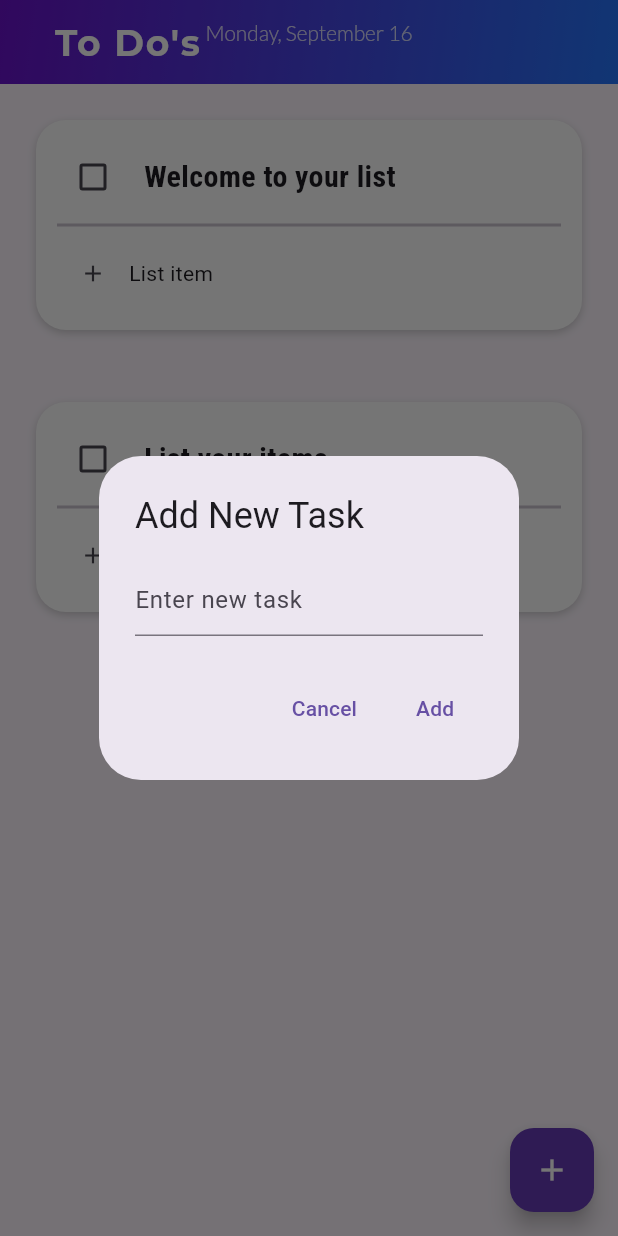
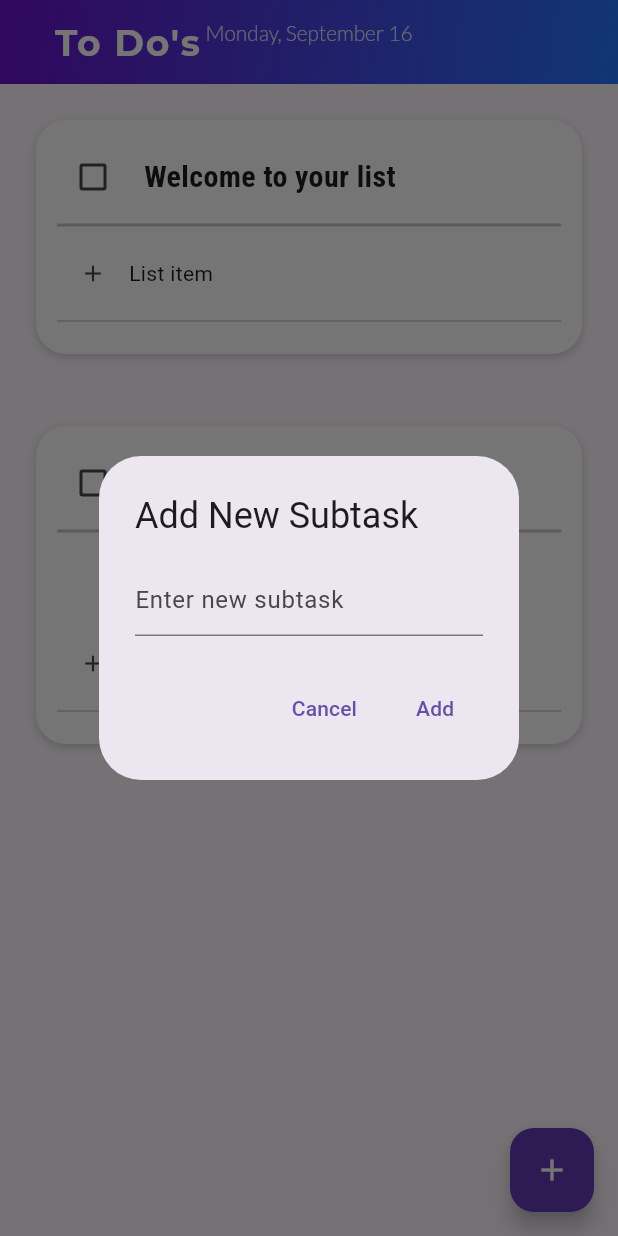
Before and after one commit to pickachuuu/to_do_list, a Flutter app: the screen it shows after launch, after a tap on the "delete" icon, after a tap on the "add" icon, on a phone screen of 412 x 824 dp. Run offline on Flutter 3.47's test engine with Material 3 defaults, Android fonts, the phone set to English and light mode, and no system bars; our stand-ins replace google_fonts, hive_flutter; accounts and stored records are empty.

Commit message:
feat: implented checking of subtask while maintaining order and fixed a bug of the nestedList structure

```diff
--- a/lib/data/database.dart
+++ b/lib/data/database.dart
@@ -1,37 +1,24 @@
 import 'package:hive_flutter/hive_flutter.dart';
 class ToDoDatabase{
-    List tileVal = [];
+    List<dynamic> tileVal = [];
     final _myBox = Hive.box('mybox');
 
     void createInitialData() {
       tileVal = [
-        ["Welcome to your list", false, <String>[]],
-        ["List your items", false, <String>["Your task"]]
+        ["Welcome to your list", false, [["Incomplete task", false]]],
+         ["second list", false, [["Complete task", false]]]
       ];
     }
 
-    void loadData(){
-      tileVal = _myBox.get("TODOLIST");
+    void loadData() {
+      final retrievedData = _myBox.get("TODOLIST");
+      print("Retrieved data: $retrievedData"); // Add this line
+       tileVal = retrievedData is List<dynamic> ? retrievedData : [];
+       print("Retrieved tile: $tileVal");
     }
 
     void updateData(){
       _myBox.put("TODOLIST", tileVal);
     }
 
-
-    void updateSubtask(String taskName, String newSubtask, {int index = -1}) {
-    int taskIndex = tileVal.indexWhere((element) => element[0] == taskName);
-
-    if (taskIndex != -1) {
-      if (index != null) {
-        tileVal[taskIndex][2][index] = newSubtask;
-      } else {
-        tileVal[taskIndex][2].add(newSubtask);
-      }
-
-      updateData();
-    } else {
-      print('Task not found: $taskName'); // Handle the case where the task doesn't exist
-    }
-  }
 }
--- a/lib/pages/main_page.dart
+++ b/lib/pages/main_page.dart
@@ -28,6 +28,8 @@ class _HomePageState extends State<HomePage> {
     } else {
       db.loadData();
     }
+
+
     super.initState();
   }
 
@@ -50,7 +52,7 @@ class _HomePageState extends State<HomePage> {
   // Save new task
   void saveNewTask() {
     setState(() {
-      db.tileVal.add([_controller.text, false, <String>[]]);
+      db.tileVal.add([_controller.text, false, []]);
     });
     Navigator.of(context).pop();
     db.updateData();
--- a/lib/util/list_tile.dart
+++ b/lib/util/list_tile.dart
@@ -6,10 +6,10 @@ import 'package:hive_flutter/hive_flutter.dart';
 class TaskTile extends StatefulWidget {
   final String taskName;
   final bool isSelected;
-  final List<String> taskList;
+  final List<dynamic> taskList;
   final Function(bool?)? onChanged;
 
-  const TaskTile({
+  TaskTile({
     super.key,
     required this.taskName,
     required this.isSelected,
@@ -30,17 +30,16 @@ class _TaskTileState extends State<TaskTile> {
   @override
   void initState() {
     super.initState();
-
   }
 
   void _addSubtask() {
     showDialog(
       context: context,
       builder: (context) => AlertDialog(
-      title: const Text('Add New Task'),
+        title: const Text('Add New Subtask'),
         content: TextField(
           controller: _newTaskController,
-        decoration: const InputDecoration(hintText: 'Enter new task'),
+          decoration: const InputDecoration(hintText: 'Enter new subtask'),
         ),
         actions: [
           TextButton(
@@ -51,10 +50,8 @@ void _addSubtask() {
             onPressed: () {
               if (_newTaskController.text.isNotEmpty) {
                 setState(() {
-                widget.taskList.add(_newTaskController.text);
-                db.updateSubtask(widget.taskName, _newTaskController.text);
+                  widget.taskList.add([_newTaskController.text, false]);
                   _newTaskController.clear();
-
                 });
               }
               Navigator.pop(context);
@@ -67,14 +64,15 @@ void _addSubtask() {
   }
 
   void _editSubtask(int index) {
-    _editController.text = widget.taskList[index];
+    _editController.text = widget.taskList[index][1]; // Pre-fill with subtask name
+
     showDialog(
       context: context,
       builder: (context) => AlertDialog(
-        title: const Text('Edit item'),
+        title: const Text('Edit Subtask'),
         content: TextField(
           controller: _editController,
-          decoration: const InputDecoration(hintText: 'Add item'),
+          decoration: const InputDecoration(hintText: 'Enter new subtask'),
         ),
         actions: [
           TextButton(
@@ -83,9 +81,11 @@ void _addSubtask() {
           ),
           TextButton(
             onPressed: () {
+              if (_editController.text.isNotEmpty) {
                 setState(() {
-                widget.taskList[index] = _editController.text;
+                  widget.taskList[index][1] = _editController.text; // Update subtask name
                 });
+              }
               Navigator.pop(context);
             },
             child: const Text('Save'),
@@ -134,8 +134,69 @@ void _addSubtask() {
               physics: const NeverScrollableScrollPhysics(),
               itemCount: widget.taskList.length,
               itemBuilder: (context, index) {
+                final subtask = widget.taskList[index];
+                return Visibility(
+                  visible: !(subtask[1] as bool), // Invert the visibility based on the boolean value
+                  child: ListTile(
+                    leading: Checkbox(
+                      value: subtask[1], // Invert the subtask completion status
+                      onChanged: (value) {
+                        setState(() {
+                          subtask[1] = value!; // Update subtask's completion status with inverted value
+                        });
+                      },
+                    ),
+                    title: Text(subtask[0]),
+                    trailing: Row(
+                      mainAxisSize: MainAxisSize.min,
+                      children: [
+                        IconButton(
+                          icon: const Icon(Icons.edit, size: 18),
+                          onPressed: () => _editSubtask(index),
+                        ),
+                        IconButton(
+                          icon: const Icon(Icons.delete, size: 18),
+                          onPressed: () => setState(() => widget.taskList.removeAt(index)),
+                        ),
+                      ],
+                    ),
+                  ),
+                );
+              },
+            ),
+            Row(
+              children: [
+                IconButton(
+                  icon: const Icon(Icons.add, size: 18),
+                  onPressed: _addSubtask,
+                ),
+                const Text("List item"),
+              ],
+            ),
+            const Divider(),
+
+            // display all the subtask that has true for its boolean value //
+
+            ListView.builder(
+            shrinkWrap: true,
+            physics: const NeverScrollableScrollPhysics(),
+            itemCount: widget.taskList.where((subtask) => subtask[1] as bool).length,
+            itemBuilder: (context, index) {
+              final subtask = widget.taskList.where((subtask) => subtask[1] as bool).toList()[index];
               return ListTile(
-                  title: Text(widget.taskList[index]),
+                leading: Checkbox(
+                  value: subtask[1],
+                  onChanged: (value) {
+                    setState(() {
+                      subtask[1] = value!;
+                    });
+                  },
+                ),
+                title: Text(
+                  subtask[0],
+                  style: TextStyle( decoration: TextDecoration.lineThrough,
+                )
+                ),
                 trailing: Row(
                   mainAxisSize: MainAxisSize.min,
                   children: [
@@ -151,16 +212,8 @@ void _addSubtask() {
                 ),
               );
             },
-            ),
-            Row(
-                children: [
-                  IconButton(
-                    icon: const Icon(Icons.add, size: 18),
-                    onPressed: _addSubtask,
-                  ),
-                  const Text("List item"),
-                ],
-              ),
+          )
+
           ],
         ),
       ),
```
Lines whose indentation alone changed are shown as unchanged.
